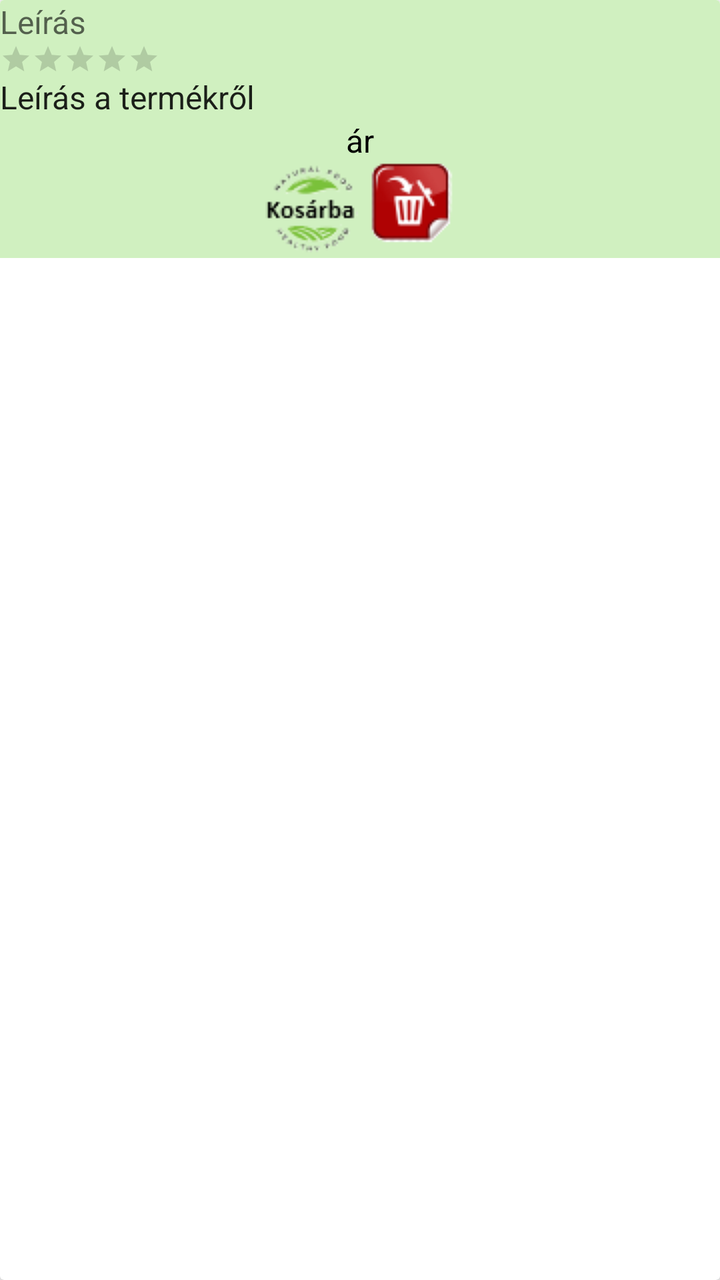
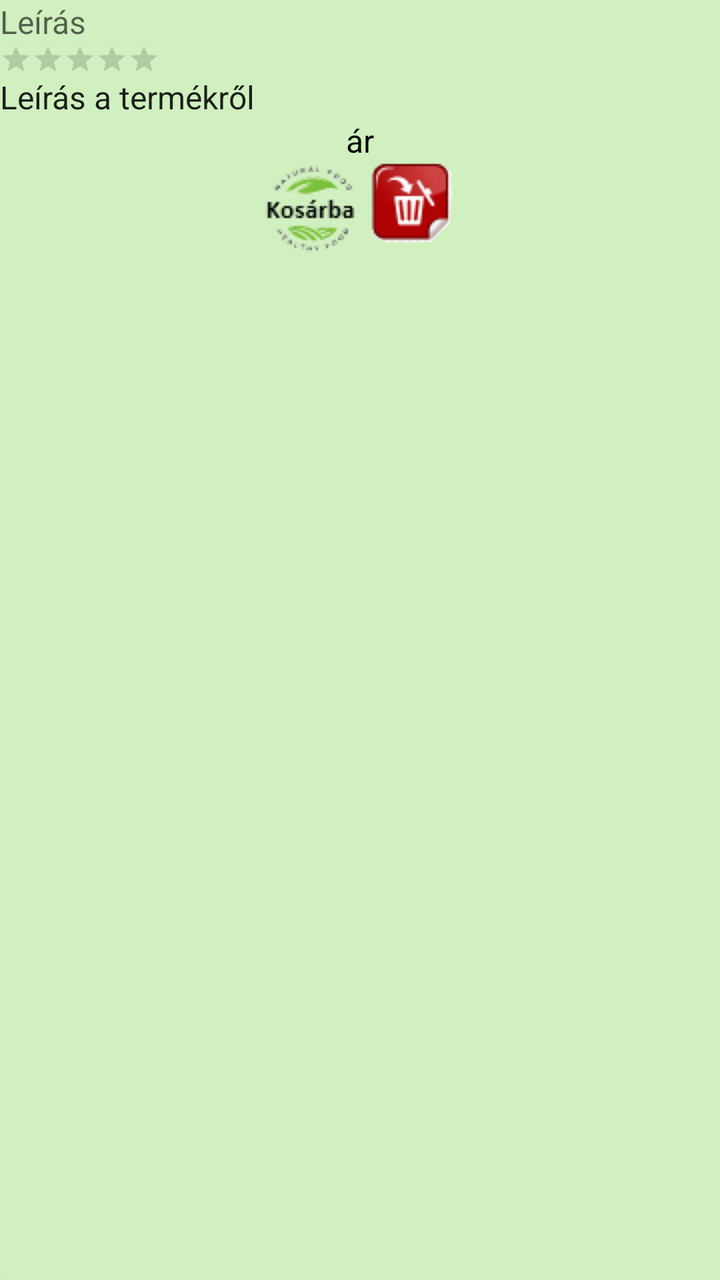

An Android layout rendered at two revisions. The XML below is the earlier revision; the diff shows what the commit changed to produce the second picture.
<!-- AndroidManifest.xml: application theme Theme.BioShop -->
<!-- res/layout/item_list.xml -->
<?xml version="1.0" encoding="utf-8"?>
<androidx.cardview.widget.CardView xmlns:android="http://schemas.android.com/apk/res/android"
    android:layout_width="match_parent"
    android:layout_height="wrap_content"
    android:background="@color/bc_color"
    android:layout_margin="8dp"
    >

    <RelativeLayout
        android:layout_width="match_parent"
        android:layout_height="wrap_content"
        android:background="@color/item_list_color"
        >

        <ImageView
            android:id="@+id/itemImage"
            android:layout_width="match_parent"
            android:layout_height="wrap_content"
            android:adjustViewBounds="true"

            />

        <TextView
            android:id="@+id/itemTitle"
            style="@style/ItemDetailText"
            android:layout_width="wrap_content"
            android:layout_height="wrap_content"
            android:layout_below="@id/itemImage"

            android:text="@string/item_placeholder"
            android:textColor="?android:textColorSecondary" />

        <RatingBar
            android:id="@+id/ratingBar"
            style="@android:style/Widget.DeviceDefault.Light.RatingBar.Small"
            android:layout_width="wrap_content"
            android:layout_height="wrap_content"
            android:layout_below="@id/itemTitle"

            android:isIndicator="true" />

        <TextView
            android:id="@+id/subTitle"
            style="@style/ItemDetailText"
            android:layout_width="wrap_content"
            android:layout_height="wrap_content"
            android:layout_below="@id/ratingBar"

            android:text="@string/item_info_placeholder" />
        <TextView
            android:id="@+id/quantityText"
            android:layout_width="wrap_content"
            android:layout_height="wrap_content"
            android:text="Mennyiség: 1 db"
            android:visibility="gone"
            android:textStyle="bold"
            android:layout_marginTop="4dp"/>

        <TextView
            android:id="@+id/price"
            style="@style/ItemDetailText"
            android:layout_width="wrap_content"
            android:layout_height="wrap_content"
            android:layout_below="@id/subTitle"


            android:text="ár"
            android:textColor="@color/black"
            android:layout_centerHorizontal="true"/>

        <LinearLayout
            android:layout_width="wrap_content"
            android:layout_height="wrap_content"
            android:layout_below="@+id/price"
            android:layout_centerHorizontal="true"
            >
        <ImageButton
            android:id="@+id/add_to_kosar"
            android:layout_width="wrap_content"
            android:layout_height="wrap_content"

            android:background="@drawable/bioshop_vagott"
            />
            <ImageButton
                android:id="@+id/delete"
                android:layout_width="wrap_content"
                android:layout_height="wrap_content"
                android:background="@drawable/delete"
                />

    </LinearLayout>

    </RelativeLayout>


</androidx.cardview.widget.CardView>
<!-- resources referenced by this layout -->
<resources>
  <color name="bc_color">#D0F0C0</color>
  <color name="black">#FF000000</color>
  <color name="item_list_color">#D0F0C0</color>
  <!-- drawable bioshop_vagott: png bitmap (drawable, 3644 bytes) -->
  <!-- drawable delete: png bitmap (drawable, 2908 bytes) -->
  <string name="item_info_placeholder">Leírás a termékről</string>
  <string name="item_placeholder">Leírás</string>
  <style name="ItemDetailText" parent="TextAppearance.AppCompat.Subhead" />
  <style name="Theme.BioShop" parent="Base.Theme.BioShop" />
  <style name="Base.Theme.BioShop" parent="Theme.MaterialComponents.Light.DarkActionBar">
          
          <item name="colorPrimary">@color/green</item>
          <item name="colorOnPrimary">@color/white</item>
      </style>
  <color name="green">#5DBB63</color>
  <color name="white">#FFFFFFFF</color>
</resources>

<!-- the commit's change to res/layout/item_list.xml (unified diff, before → after) -->
@@ -2,8 +2,8 @@
 <androidx.cardview.widget.CardView xmlns:android="http://schemas.android.com/apk/res/android"
     android:layout_width="match_parent"
     android:layout_height="wrap_content"
-    android:background="@color/bc_color"
-    android:layout_margin="8dp"
+    android:backgroundTint="@color/bc_color"
+
     >
 
     <RelativeLayout
